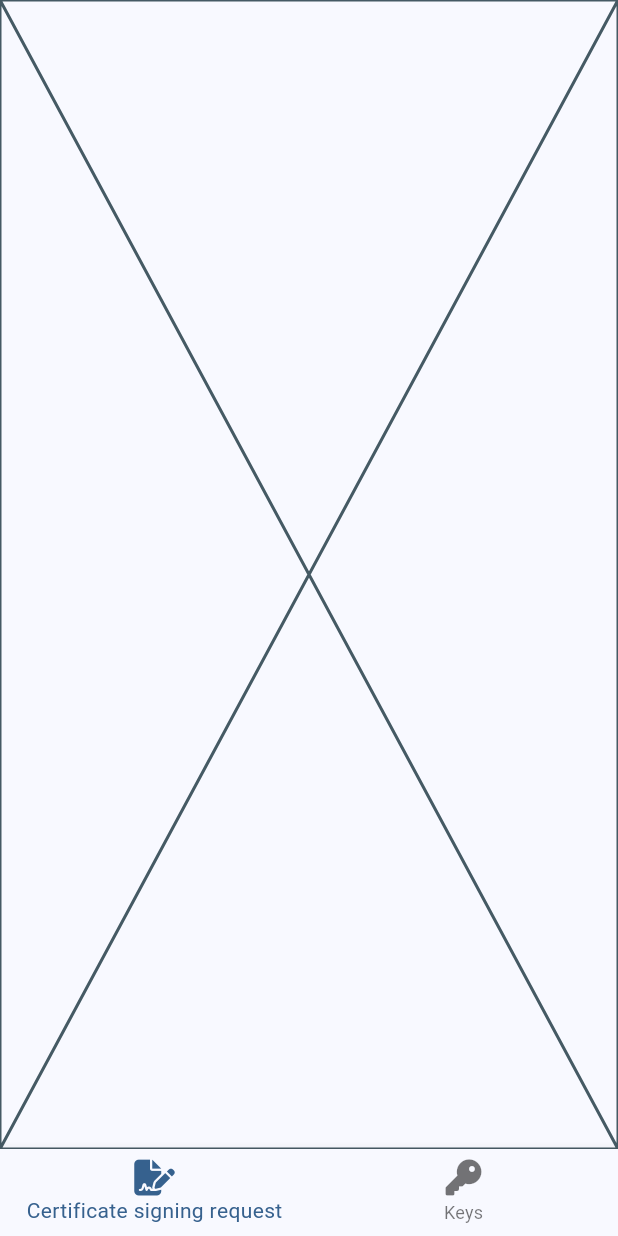
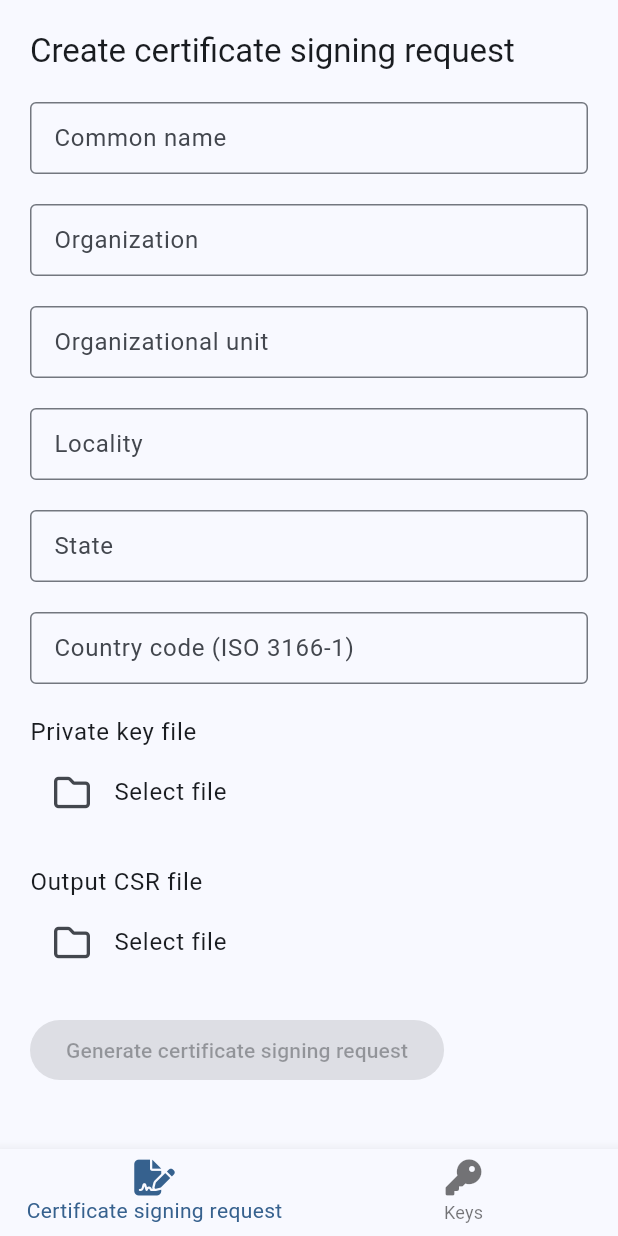
Before and after one commit to karlojacmenjak/dogtag-digital-certificate-management, a Flutter app: the screen it shows after launch, on a phone screen of 412 x 824 dp. Run offline on Flutter 3.47's test engine with Material 3 defaults, Android fonts, the light colour scheme and no system bars; our stand-ins replace basic_utils, font_awesome_flutter; missing offline and left inert: file_selector.

Commit message:
Create csr

```diff
--- a/csr_app/lib/logic/certificate_service.dart
+++ b/csr_app/lib/logic/certificate_service.dart
@@ -1,4 +1,5 @@
 import 'package:basic_utils/basic_utils.dart';
+import 'package:csr_app/models/csr_info.dart';
 
 class CertificateService {
   AsymmetricKeyPair<RSAPublicKey, RSAPrivateKey> generateRSAKeyPair({required int keySize}) {
@@ -10,7 +11,35 @@ class CertificateService {
     );
   }
 
+  String generateCSR(CSRInfo info) {
+    var keyPair = info.keyPair;
+    var attributes = <String, String>{
+      'CN': info.commonName,
+      'O': info.organization,
+      'OU': info.organizationalUnit,
+      'L': info.locality,
+      'ST': info.state,
+      'C': info.country,
+    };
+
+    var csr = X509Utils.generateRsaCsrPem(
+      attributes,
+      keyPair.privateKey,
+      keyPair.publicKey,
+      signingAlgorithm: 'SHA-512',
+    );
+
+    return csr;
+  }
+
   String encodeRSAPrivateKeyToPem(RSAPrivateKey key) {
     return CryptoUtils.encodeRSAPrivateKeyToPem(key);
   }
+
+  AsymmetricKeyPair<RSAPublicKey, RSAPrivateKey> decodeRSAKeyPairFromPem(String pem) {
+    var privateKey = CryptoUtils.rsaPrivateKeyFromPem(pem);
+    var publicKey = RSAPublicKey(privateKey.modulus!, privateKey.publicExponent!);
+
+    return AsymmetricKeyPair(publicKey, privateKey);
+  }
 }
--- /dev/null
+++ b/csr_app/lib/models/csr_info.dart
@@ -0,0 +1,22 @@
+import 'package:basic_utils/basic_utils.dart';
+
+class CSRInfo {
+  String commonName;
+  String organization;
+  String organizationalUnit;
+  String locality;
+  String state;
+  String country;
+
+  AsymmetricKeyPair<RSAPublicKey, RSAPrivateKey> keyPair;
+
+  CSRInfo({
+    required this.commonName,
+    required this.organization,
+    required this.organizationalUnit,
+    required this.locality,
+    required this.state,
+    required this.country,
+    required this.keyPair,
+  });
+}
--- a/csr_app/lib/pages/create_csr_page.dart
+++ b/csr_app/lib/pages/create_csr_page.dart
@@ -1,3 +1,10 @@
+import 'dart:io';
+
+import 'package:csr_app/logic/certificate_service.dart';
+import 'package:csr_app/models/csr_info.dart';
+import 'package:csr_app/widgets/dialogs.dart';
+import 'package:csr_app/widgets/file_selector.dart';
+import 'package:file_selector/file_selector.dart';
 import 'package:flutter/material.dart';
 
 class CreateCsrPage extends StatefulWidget {
@@ -8,8 +15,163 @@ class CreateCsrPage extends StatefulWidget {
 }
 
 class _CreateCsrPageState extends State<CreateCsrPage> {
+  var tecCommonName = TextEditingController();
+  var tecOrganization = TextEditingController();
+  var tecOrganizationalUnit = TextEditingController();
+  var tecLocality = TextEditingController();
+  var tecState = TextEditingController();
+  var tecCountry = TextEditingController();
+
+  String? privateKeyPath;
+  String? csrPath;
+
+  late List<TextEditingController> tecs;
+
+  @override
+  void initState() {
+    super.initState();
+    tecs = [tecCommonName, tecOrganization, tecOrganizationalUnit, tecLocality, tecState, tecCountry];
+  }
+
+  void generateCSR() async {
+    try {
+      var certService = CertificateService();
+
+      var keyFile = File(privateKeyPath!);
+      var keyPem = await keyFile.readAsString();
+
+      var info = CSRInfo(
+        commonName: tecCommonName.text.trim(),
+        organization: tecOrganization.text.trim(),
+        organizationalUnit: tecOrganizationalUnit.text.trim(),
+        locality: tecLocality.text.trim(),
+        state: tecState.text.trim(),
+        country: tecCountry.text.trim(),
+        keyPair: certService.decodeRSAKeyPairFromPem(keyPem),
+      );
+
+      var csr = certService.generateCSR(info);
+
+      var file = File(privateKeyPath!);
+      await file.writeAsString(csr);
+
+      Dialogs.showShortSnackBar(this, 'Certificate signing request is generated.');
+    } catch (e) {
+      Dialogs.showMessage(this, 'Error', e.toString());
+    }
+  }
+
   @override
   Widget build(BuildContext context) {
-    return const Placeholder();
+    bool enableGenerateButton = privateKeyPath != null && csrPath != null;
+    var textTheme = Theme.of(context).textTheme;
+
+    return SingleChildScrollView(
+      child: Padding(
+        padding: EdgeInsets.all(20),
+        child: Column(
+          crossAxisAlignment: CrossAxisAlignment.start,
+          children: [
+            Text('Create certificate signing request', style: textTheme.titleLarge),
+            const SizedBox(height: 20),
+            //
+            TextField(
+              controller: tecCommonName,
+              decoration: InputDecoration(
+                isDense: true,
+                label: Text('Common name'),
+                border: OutlineInputBorder(),
+              ),
+            ),
+            const SizedBox(height: 20),
+            //
+            TextField(
+              controller: tecOrganization,
+              decoration: InputDecoration(
+                isDense: true,
+                label: Text('Organization'),
+                border: OutlineInputBorder(),
+              ),
+            ),
+            const SizedBox(height: 20),
+            //
+            TextField(
+              controller: tecOrganizationalUnit,
+              decoration: InputDecoration(
+                isDense: true,
+                label: Text('Organizational unit'),
+                border: OutlineInputBorder(),
+              ),
+            ),
+            const SizedBox(height: 20),
+            //
+            TextField(
+              controller: tecLocality,
+              decoration: InputDecoration(
+                isDense: true,
+                label: Text('Locality'),
+                border: OutlineInputBorder(),
+              ),
+            ),
+            const SizedBox(height: 20),
+            //
+            TextField(
+              controller: tecState,
+              decoration: InputDecoration(
+                isDense: true,
+                label: Text('State'),
+                border: OutlineInputBorder(),
+              ),
+            ),
+            const SizedBox(height: 20),
+            //
+            TextField(
+              controller: tecCountry,
+              decoration: InputDecoration(
+                isDense: true,
+                label: Text('Country code (ISO 3166-1)'),
+                border: OutlineInputBorder(),
+              ),
+            ),
+            const SizedBox(height: 20),
+            //
+            Text('Private key file', style: textTheme.bodyLarge),
+            FileSelectorWidget(
+              selectedPath: privateKeyPath,
+              mode: FileSelectorMode.openFile,
+              acceptedTypeGroups: [
+                XTypeGroup(label: 'PEM file', extensions: ['pem'])
+              ],
+              onSelect: (path) => setState(() => privateKeyPath = path),
+            ),
+            const SizedBox(height: 20),
+            //
+            Text('Output CSR file', style: textTheme.bodyLarge),
+            FileSelectorWidget(
+              selectedPath: csrPath,
+              mode: FileSelectorMode.saveFile,
+              acceptedTypeGroups: [
+                XTypeGroup(label: 'CSR file', extensions: ['csr'])
+              ],
+              onSelect: (path) => setState(() => csrPath = path),
+            ),
+            const SizedBox(height: 20),
+            //
+            FilledButton(
+              onPressed: enableGenerateButton ? () => generateCSR() : null,
+              child: const Text('Generate certificate signing request'),
+            ),
+          ],
+        ),
+      ),
+    );
+  }
+
+  @override
+  void dispose() {
+    for (var e in tecs) {
+      e.dispose();
+    }
+    super.dispose();
   }
 }
```
